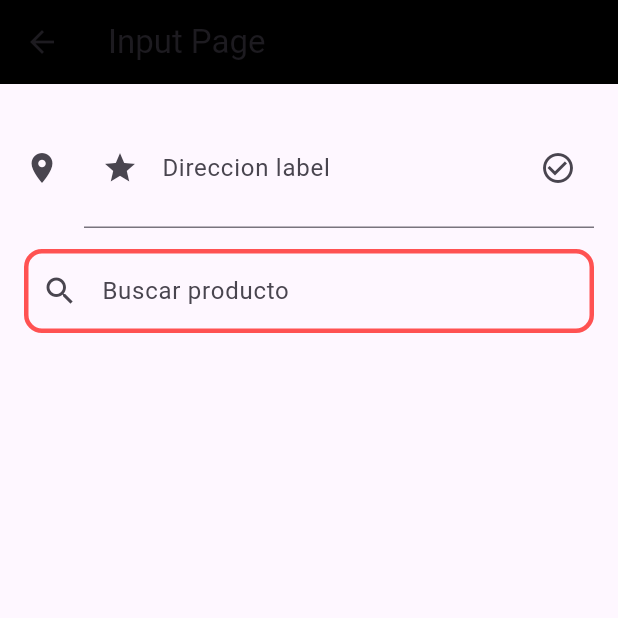
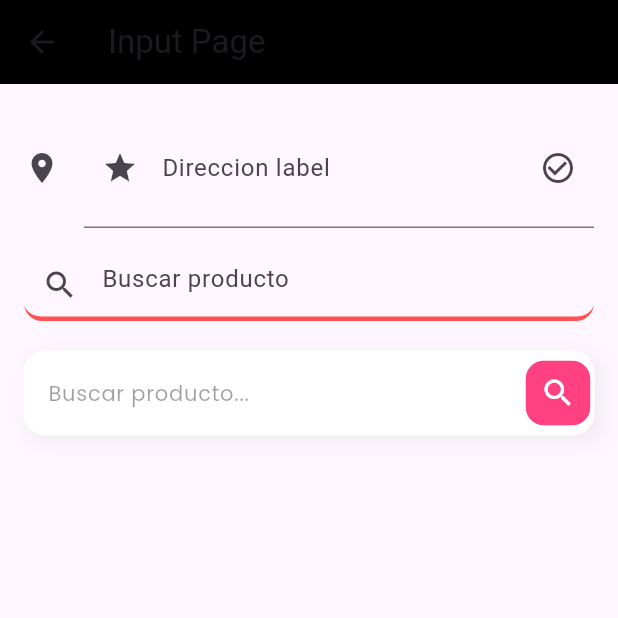
Before and after one commit to Hardyvan/flutter_codigo_components, a Flutter app: the InputPage screen opened directly, on a phone screen of 412 x 824 dp, the top half of it. Run offline on Flutter 3.47's test engine with Material 3 defaults, Android fonts, the phone set to English and light mode, and no system bars; our stand-ins replace google_fonts; network calls fail.

Commit message:
Proyecto terminado

```diff
--- a/lib/pages/input_page.dart
+++ b/lib/pages/input_page.dart
@@ -1,4 +1,5 @@
 import 'package:flutter/material.dart';
+import 'package:google_fonts/google_fonts.dart';
 
 class InputPage extends StatelessWidget {
   const InputPage({super.key});
@@ -29,10 +30,7 @@ class InputPage extends StatelessWidget {
                 prefixIcon: Icon(Icons.star),
               ),
             ),
-            SizedBox(
-              height: 14.0,
-
-            ),
+            const SizedBox(height: 14.0),
             TextField(
               decoration: InputDecoration(
                 hintText: "Buscar producto",
@@ -42,29 +40,67 @@ class InputPage extends StatelessWidget {
                   borderSide: BorderSide(
                     color: Colors.deepPurpleAccent,
                     width: 3.0,
-
-                  )
-
                   ),
-                enabledBorder: OutlineInputBorder(
+                ),
+                enabledBorder: UnderlineInputBorder(
                   borderRadius: BorderRadius.circular(12.0),
                   borderSide: BorderSide(
                     color: Colors.redAccent,
                     width: 3.0,
-
-                    )
-
                   ),
-
                 ),
-
-            onChanged: (String value){
+              ),
+              onChanged: (String value) {
                 print(value);
               },
+            ),
+            const SizedBox(height: 20.0),
 
-
+            Container(
+              decoration: BoxDecoration(
+                boxShadow: [
+                  BoxShadow(
+                    color: Colors.black.withOpacity(0.06),
+                    offset: const Offset(4, 4),
+                    blurRadius: 12.0,
                   ),
-
+                ],
+              ),
+              child: TextField(
+                decoration: InputDecoration(
+                  hintText: "Buscar producto...",
+                  hintStyle: GoogleFonts.poppins(
+                    fontSize: 14.0,
+                    color: Colors.black38,
+                  ),
+                  fillColor: Colors.white,
+                  filled: true,
+                  suffixIcon: Container(
+                      margin: const EdgeInsets.all(2.5),
+                      decoration: BoxDecoration(
+                        color: Colors.pinkAccent,
+                        borderRadius: BorderRadius.circular(12.0),
+                      ),
+                      child: const Icon(Icons.search,
+                      color: Colors.white,
+                      )),
+                  enabledBorder: OutlineInputBorder(
+                    borderRadius: BorderRadius.circular(14.0),
+                    borderSide: BorderSide(
+                      color: Colors.white,
+                      width: 0,
+                    ),
+                  ),
+                  focusedBorder: OutlineInputBorder(
+                    borderRadius: BorderRadius.circular(14.0),
+                    borderSide: BorderSide(
+                      color: Colors.white,
+                      width: 0,
+                    ),
+                  ),
+                ),
+              ),
+            ),
           ],
         ),
       ),
```
Lines whose indentation alone changed are shown as unchanged.
